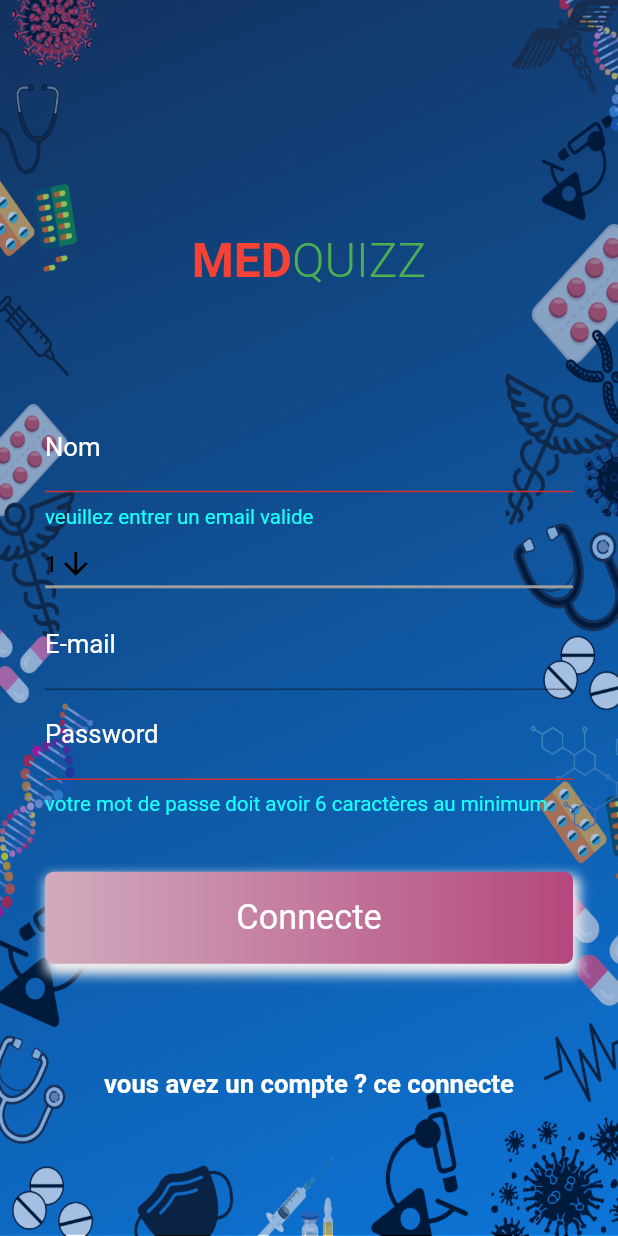
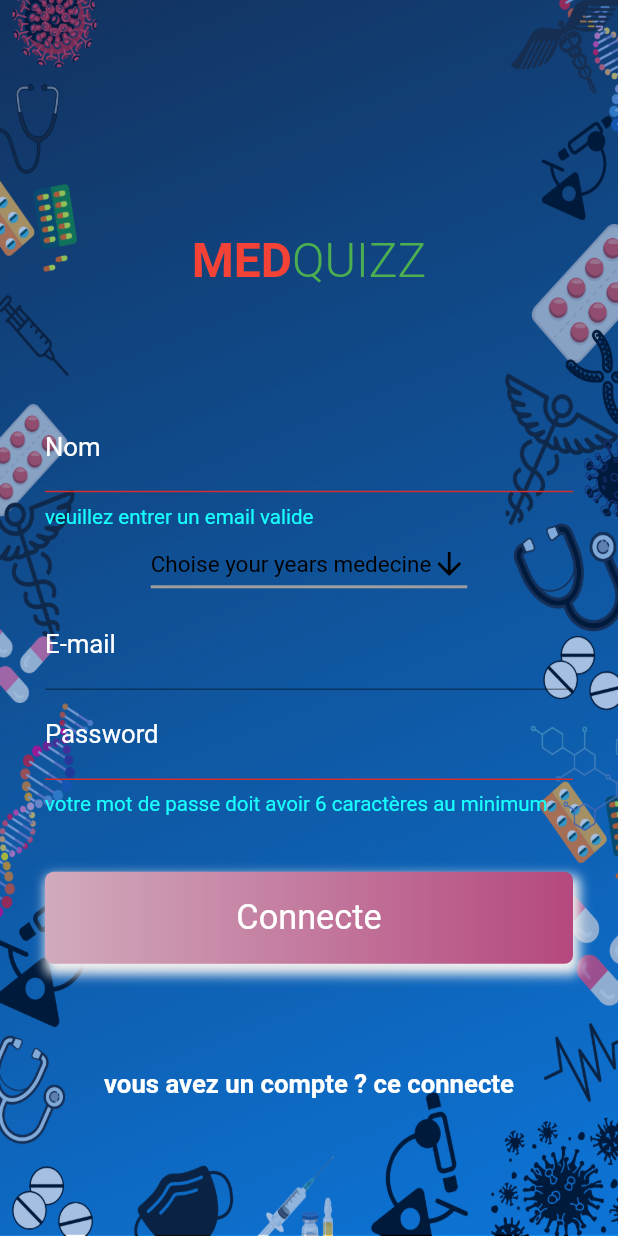
Before and after one commit to toubal77/medQUIZZ, a Flutter app: the screen it shows after launch, after a tap on "Connecte", after a tap on "vous n'avez pas de compte ? cree un", on a phone screen of 412 x 824 dp. Run offline on Flutter 3.47's test engine with Material 2 defaults, Android fonts, the phone set to English and light mode, and no system bars; drawn by our look-alikes of overlay_support; our stand-ins replace cloud_firestore, connectivity, firebase_auth, firebase_core, firebase_messaging, firebase_storage and 9 more; accounts and stored records are empty.

Commit message:
update choise years in sign up

```diff
--- a/lib/screens/auth/login_screen.dart
+++ b/lib/screens/auth/login_screen.dart
@@ -21,7 +21,7 @@ class _LoginScreenState extends State<LoginScreen> {
   TextEditingController nameController = TextEditingController();
   AuthMode _authMode = AuthMode.login;
   bool _isLoading = false;
-  String dropdownValue = '1';
+  String dropdownValue = 'Choise your years medecine';
   late StreamSubscription subscription;
   @override
   void initState() {
@@ -224,7 +224,8 @@ class _LoginScreenState extends State<LoginScreen> {
               ),
             if (_authMode == AuthMode.signup)
               SizedBox(
-                width: MediaQuery.of(context).size.width.h,
+                width: MediaQuery.of(context).size.width.h * 0.7,
+                child: Center(
                   child: DropdownButton<String>(
                     value: dropdownValue,
                     alignment: AlignmentDirectional.center,
@@ -244,8 +245,15 @@ class _LoginScreenState extends State<LoginScreen> {
                         dropdownValue = newValue!;
                       });
                     },
-                  items: <String>['1', '2', '3', '4', '5', '6']
-                      .map<DropdownMenuItem<String>>((String value) {
+                    items: <String>[
+                      'Choise your years medecine',
+                      '1',
+                      '2',
+                      '3',
+                      '4',
+                      '5',
+                      '6'
+                    ].map<DropdownMenuItem<String>>((String value) {
                       return DropdownMenuItem<String>(
                         value: value,
                         alignment: AlignmentDirectional.center,
@@ -255,6 +263,7 @@ class _LoginScreenState extends State<LoginScreen> {
                         ),
                       );
                     }).toList(),
+                  ),
                 ),
               ),
             TextFormField(
```
Lines whose indentation alone changed are shown as unchanged.
